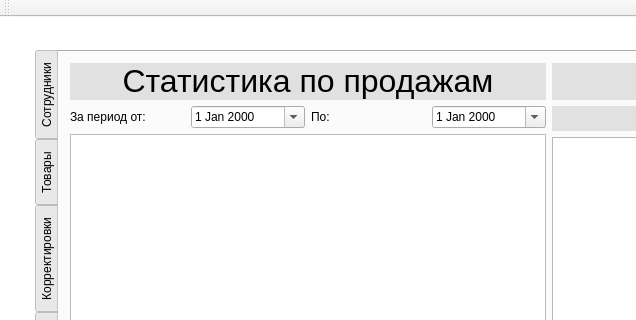
This is iSalary/iSalary/mainwindow.ui in Polikarpova/iSalary as Qt 5 draws it before an edit; both pictures show x 0 to 636 and y 0 to 320 of the 1074 by 705 pixel window. The edited form follows.
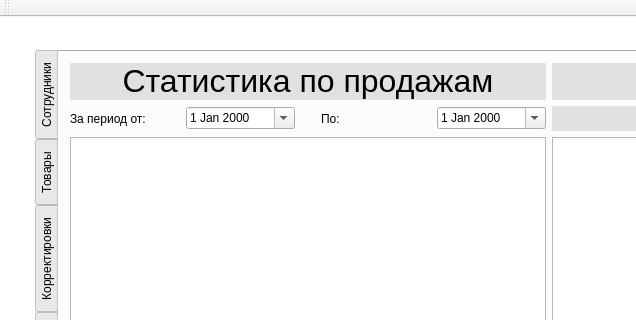
This is the edited form. The open tabs and pages were chosen to show the change. Icons and pictures are not drawn.

Commit message: Исправлен макет страницы 'Статистика'

Diff of the .ui file:
```diff
--- a/iSalary/iSalary/mainwindow.ui
+++ b/iSalary/iSalary/mainwindow.ui
@@ -1405,6 +1405,22 @@
                       </property>
                      </widget>
                     </item>
+                    <item>
+                     <spacer name="verticalSpacer_5">
+                      <property name="orientation">
+                       <enum>Qt::Vertical</enum>
+                      </property>
+                      <property name="sizeType">
+                       <enum>QSizePolicy::Minimum</enum>
+                      </property>
+                      <property name="sizeHint" stdset="0">
+                       <size>
+                        <width>20</width>
+                        <height>25</height>
+                       </size>
+                      </property>
+                     </spacer>
+                    </item>
                     <item>
                      <widget class="QLabel" name="label_52">
                       <property name="text">
```
Left out of the diff: 10 changed lines with no effect on the pictures.
